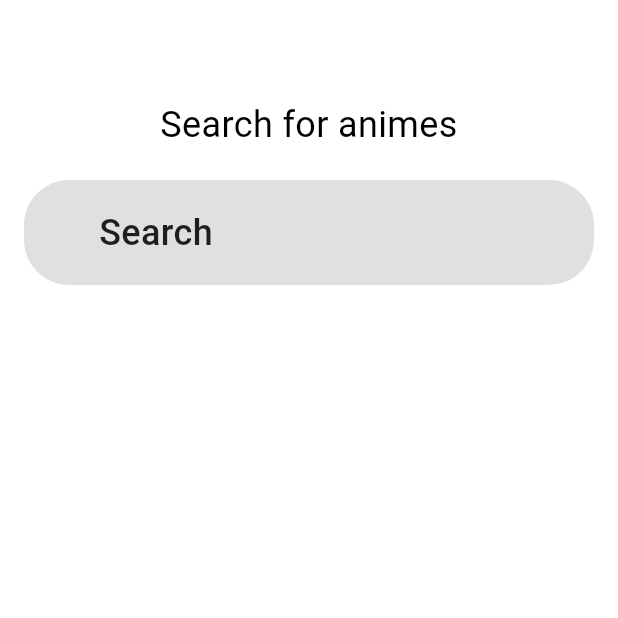
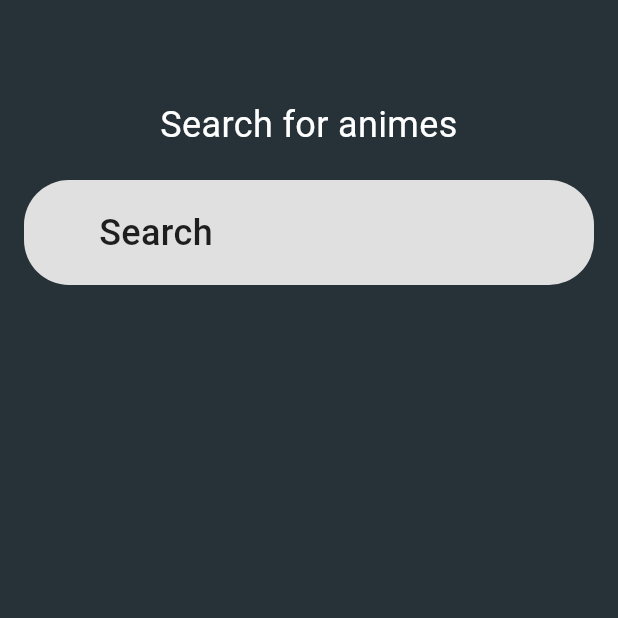
Before and after one commit to nadiaalnd/Gensou-Anime-Apps, a Flutter app: the screen it shows after launch, after a tap on the "search" icon, on a phone screen of 412 x 824 dp, the top half of it. Run offline on Flutter 3.47's test engine with Material 3 defaults, Android fonts, the phone set to English and light mode, and no system bars; our stand-ins replace cached_network_image, carousel_slider, flutter_bloc, shared_preferences, smooth_page_indicator; network calls fail.

Commit message:
initial commit

```diff
--- a/lib/config/theme/app_theme.dart
+++ b/lib/config/theme/app_theme.dart
@@ -29,23 +29,4 @@ class AppTheme {
       ),
     ),
   );
-
-  static final lightTheme = ThemeData(
-    // scaffoldBackgroundColor: lightThemeWhiteBackground,
-    primaryColor: Colors.black,
-    shadowColor: Colors.white54,
-    iconTheme: const IconThemeData(color: Colors.black),
-    primaryIconTheme: const IconThemeData(
-      color: Colors.black,
-    ),
-    textTheme: const TextTheme(
-      bodyLarge: TextStyle(
-        backgroundColor: Colors.white,
-        color: Colors.black,
-      ),
-    ),
-    colorScheme: const ColorScheme.light()
-        // .copyWith(secondary: lightThemeWhiteBackground)
-        .copyWith(background: Colors.white),
-  );
 }
--- a/lib/constants/constants.dart
+++ b/lib/constants/constants.dart
@@ -2,11 +2,6 @@ import 'package:flutter/material.dart';
 
 @immutable
 class Constants {
-  // Theme Related
-  static const String isDarkMode = 'is_dark_mode';
-  static const String darkTheme = 'dark';
-  static const String lightTheme = 'light';
-
   // Language Title
   static const String isEnglish = 'is_english';
   static const String japanese = 'ja';
--- a/lib/cubits/theme_cubit.dart
+++ /dev/null
@@ -1,27 +0,0 @@
-import 'package:flutter/material.dart';
-import 'package:flutter_bloc/flutter_bloc.dart';
-import 'package:gensou/database/database_helper.dart';
-
-
-class ThemeCubit extends Cubit<ThemeMode> {
-  ThemeCubit() : super(ThemeMode.system) {
-    _getCurrentTheme();
-  }
-
-  bool get isDarkMode => state == ThemeMode.dark;
-
-  Future<void> _getCurrentTheme() async {
-    final isDarkMode = await DatabaseHelper.instance.isDarkMode;
-    emit(isDarkMode ? ThemeMode.dark : ThemeMode.light);
-  }
-
-  Future<void> changeTheme({required bool isDarkMode}) async {
-    await DatabaseHelper.instance.setDarkMode(isDarkMode);
-    emit(isDarkMode ? ThemeMode.dark : ThemeMode.light);
-  }
-
-  Future<bool> getIsDarkMode() async {
-    final isDark = await DatabaseHelper.instance.isDarkMode;
-    return isDark;
-  }
-}
--- a/lib/database/database_helper.dart
+++ b/lib/database/database_helper.dart
@@ -23,17 +23,6 @@ class DatabaseHelper {
     return _database!;
   }
 
-  // Theme mode setters and getters
-  Future<bool> get isDarkMode async {
-    final db = await instance.database;
-    return db.getBool(Constants.isDarkMode) ?? false;
-  }
-
-  Future<bool> setDarkMode(bool isDark) async {
-    final db = await instance.database;
-    return await db.setBool(Constants.isDarkMode, isDark);
-  }
-
   // Anime title language setters and getters
   Future<bool> get isEnglish async {
     final db = await instance.database;
--- a/lib/main.dart
+++ b/lib/main.dart
@@ -4,7 +4,6 @@ import 'package:gensou/cubits/anime_tile_language_cubit.dart';
 
 import '/config/routes/routes.dart';
 import '/config/theme/app_theme.dart';
-import 'cubits/theme_cubit.dart';
 import '/screens/home_screen.dart';
 
 void main() {
@@ -12,9 +11,6 @@ void main() {
   runApp(
     MultiBlocProvider(
       providers: [
-        BlocProvider(
-          create: (context) => ThemeCubit(),
-        ),
         BlocProvider(
           create: (context) => AnimeTitleLanguageCubit(),
         ),
@@ -26,24 +22,17 @@ void main() {
 
 class MyApp extends StatelessWidget {
   const MyApp({
-    super.key,
-  });
+    Key? key, // Add Key parameter here
+  }) : super(key: key); // Pass key parameter to super constructor
 
   @override
   Widget build(BuildContext context) {
-    return BlocBuilder<ThemeCubit, ThemeMode>(
-      builder: (context, state) {
-        final themeMode = state;
-        return MaterialApp(
-          debugShowCheckedModeBanner: false,
-          title: 'Gensou',
-          themeMode: themeMode,
-          theme: AppTheme.lightTheme,
-          darkTheme: AppTheme.darkTheme,
-          home: const HomeScreen(),
-          onGenerateRoute: onGenerateRoute,
-        );
-      },
+    return MaterialApp(
+      debugShowCheckedModeBanner: false,
+      title: 'Flutter Demo',
+      theme: AppTheme.darkTheme,
+      home: const HomeScreen(),
+      onGenerateRoute: onGenerateRoute,
     );
   }
 }
```
